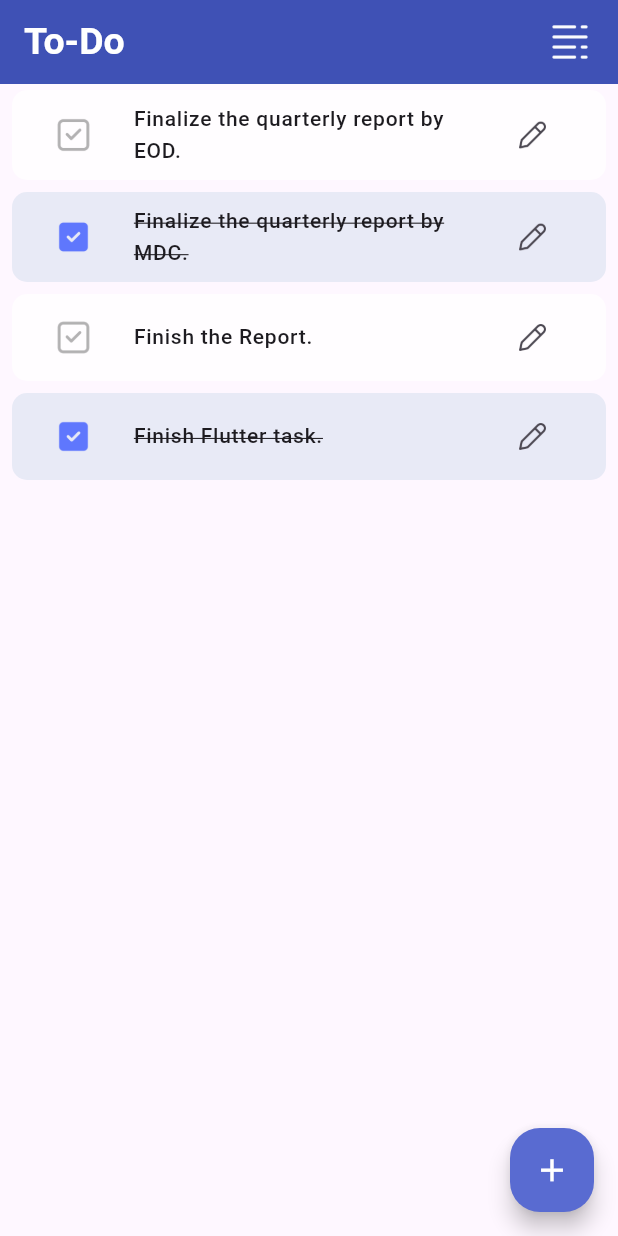
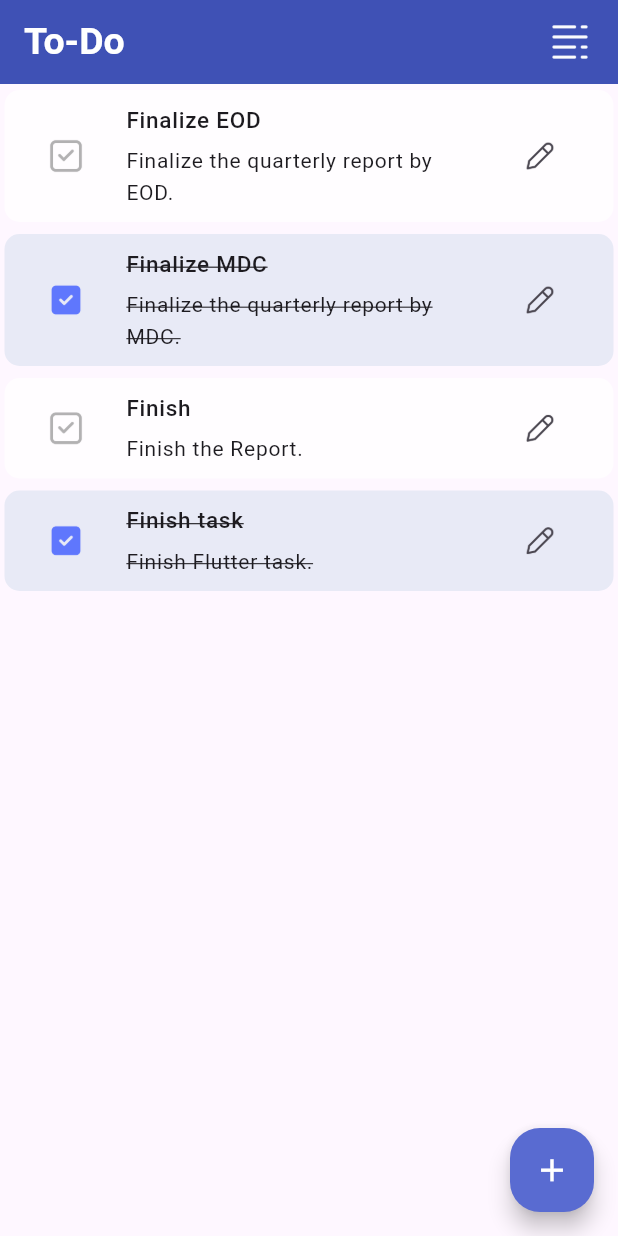
Before and after one commit to HassanMuhamed1/TodoList, a Flutter app: the SignUpPage screen opened by its route, after a tap on "PROCEED", on a phone screen of 412 x 824 dp. Run offline on Flutter 3.47's test engine with Material 3 defaults, Android fonts, the phone set to English and light mode, and no system bars; drawn by our look-alikes of flutter_slidable.

Commit message:
try to make delete button

```diff
--- a/lib/Home.dart
+++ b/lib/Home.dart
@@ -1,10 +1,10 @@
 import 'package:flutter/material.dart';
 import 'db.dart';
-
+import 'package:flutter_slidable/flutter_slidable.dart';
 class HomePage extends StatefulWidget {
   final String email;
-  final String password;
-  const HomePage({required this.email , required this.password , super.key});
+  final String userName;
+  const HomePage({required this.email , required this.userName , super.key});
 
   @override
   State<HomePage> createState() => _HomePageState();
@@ -74,12 +74,13 @@ class _HomePageState extends State<HomePage> {
                     // Ensure the title is not empty
                     if (title.isNotEmpty) {
                       setState(() {
-                        notes[title] = false; // Default new notes as not completed
+                        notes[title]=note;
+                        notesComp[note] = false; // Default new notes as not completed
                       });
                     }
                     _titleController.clear();
                     _noteController.clear();
-                    Navigator.pop(context);
+                    Navigator.pop(context );
                   },
                   child: Container(
                     padding: EdgeInsets.symmetric(horizontal: 48, vertical: 16),
@@ -144,27 +145,93 @@ class _HomePageState extends State<HomePage> {
         itemCount: notes.length,
         itemBuilder: (context, index) {
           String noteTitle = notes.keys.elementAt(index);
-          bool isCompleted = notes[noteTitle]!;
-          return Container(
+          String Note = notes.values.elementAt(index);
+          bool isCompleted = notesComp[Note]!;
+          return Slidable(
+            endActionPane: ActionPane(
+              extentRatio: 0.16,
+              motion: ScrollMotion(),
+              children: [
+                GestureDetector(
+                  onTap: () {
+                    notes.remove(noteTitle);
+                    notesComp.remove(Note);
+                  },
+                  child: Container(
+                    margin: EdgeInsets.only(left: 6),
+                    decoration: BoxDecoration(borderRadius: BorderRadius.circular(10),color: Colors.red.shade400,),
+                    height: 55,
+                    width: 55,
+                    child: Column(
+                      mainAxisAlignment: MainAxisAlignment.center,
+                      children: [
+                        ImageIcon(
+                          AssetImage('assets/icons/delete.png'),
+                          color: Colors.white,
+                          size: 35, // Customize the size here
+                        ),
+                      ],
+                    ),
+                    padding: EdgeInsets.symmetric(vertical: 10, horizontal: 15),
+                  ),
+                ),
+              ],
+            ),
+            child: GestureDetector(
+              onLongPress: (){
+                showAboutDialog(context: context);
+              },
+              child: Container(
                 padding: EdgeInsets.all(1),
                 decoration: BoxDecoration(
                   borderRadius: BorderRadius.all(Radius.circular(10)),
                   color: isCompleted ? Colors.indigo.shade50 : Colors.white70,
                 ),
-            margin: EdgeInsets.symmetric(horizontal: 8, vertical: 4),
+                margin: EdgeInsets.symmetric(horizontal: 3, vertical: 4),
                 child: ListTile(
-              title: Text(
+                  title: Container(
+                    child: Column(
+                      crossAxisAlignment: CrossAxisAlignment.start, // Align content to the start
+                      children: [
+                        Row(
+                          children: [
+                            Expanded( // Allow text to take available space
+                              child: Text(
                                 noteTitle,
                                 style: TextStyle(
                                   fontWeight: FontWeight.w500,
+                                  fontSize: 15,
+                                  decoration: isCompleted ? TextDecoration.lineThrough : null,
+                                ),
+                                overflow: TextOverflow.ellipsis, // Add ellipsis if text overflows
+                                maxLines: 1, // Limit to 1 line to prevent overflow
+                              ),
+                            ),
+                          ],
+                        ),
+                        SizedBox(height: 5),
+                        Row(
+                          children: [
+                            Expanded( // Allow text to take available space
+                              child: Text(
+                                Note,
+                                style: TextStyle(
                                   fontSize: 14,
                                   decoration: isCompleted ? TextDecoration.lineThrough : null,
+                                ),
+                                overflow: TextOverflow.ellipsis, // Add ellipsis if text overflows
+                                maxLines: 2, // Limit to 2 lines
+                              ),
+                            ),
+                          ],
+                        ),
+                      ],
                     ),
                   ),
                     leading: IconButton(
                       onPressed: () {
                         setState(() {
-                      notes[noteTitle] = !isCompleted;
+                          notesComp[Note] = !isCompleted;
                         });
                       },
                       icon: ImageIcon(
@@ -184,6 +251,8 @@ class _HomePageState extends State<HomePage> {
                         AssetImage('assets/icons/edit.png'),
                         size: 22,
                       )),
+                ),
+              ),
             ),
           );
         },
@@ -205,10 +274,10 @@ class _HomePageState extends State<HomePage> {
         child: Column(
           children: <Widget>[
             UserAccountsDrawerHeader(
-              accountName: Text('$userName',style: TextStyle(fontWeight: FontWeight.bold ,fontSize: 18)),
+              accountName: Text(widget.userName,style: TextStyle(fontWeight: FontWeight.bold ,fontSize: 18)),
               accountEmail: Text(widget.email ,style: TextStyle(color: Colors.grey.shade400 ,)),
               currentAccountPicture: CircleAvatar(
-                backgroundImage: AssetImage('assets/profile_picture.png'),
+                backgroundImage: AssetImage('assets/images/profilepic.png'),
               ),
               decoration: BoxDecoration(
                 color: Colors.indigo,
@@ -230,6 +299,7 @@ class _HomePageState extends State<HomePage> {
               },
             ),
             ListTile(
+              // contentPadding: EdgeInsets.only(left: 15),
               leading: ImageIcon(AssetImage('assets/icons/logout.png'),size: 20,),
               title: Text('Sign Out' , style: TextStyle(fontWeight: FontWeight.bold),),
               onTap: () {
--- a/lib/Login.dart
+++ b/lib/Login.dart
@@ -124,7 +124,7 @@ class _LoginPageState extends State<LoginPage> {
                     onChanged: (newText) {
                       validatePassword();
                     },
-                    obscuringCharacter: '·',
+                    obscuringCharacter: '*',
                     obscureText: isObsecure,
                     controller: passwordController,
                     decoration: InputDecoration(
@@ -173,6 +173,7 @@ class _LoginPageState extends State<LoginPage> {
                     onTap: () {
                       String email = emailController.text;
                       String password = passwordController.text;
+                      String ? _userName = usersName[emailController.text];
                       if (isValidEmail && isValidPassword) {
                         if (users.containsKey(email)) {
                           if (users[email] == password) {
@@ -182,7 +183,7 @@ class _LoginPageState extends State<LoginPage> {
                               MaterialPageRoute(
                                 builder: (context) => HomePage(
                                   email: email,
-                                  password: password,
+                                  userName: _userName!,
                                 ),
                               ),
                             );
--- a/lib/SignUp.dart
+++ b/lib/SignUp.dart
@@ -1,6 +1,7 @@
 import 'package:flutter/material.dart';
 import 'package:task_todo/db.dart';
 import 'Extension.dart';
+import 'Home.dart';
 
 class SignUpPage extends StatefulWidget {
   const SignUpPage({super.key});
@@ -154,7 +155,7 @@ class _SignUpPageState extends State<SignUpPage> {
                     onChanged: (newText) {
                       validatePassword();
                     },
-                    obscuringCharacter: '·',
+                    obscuringCharacter: '*',
                     obscureText: isObsecure,
                     controller: _passwordController,
                     decoration: InputDecoration(
@@ -236,7 +237,17 @@ class _SignUpPageState extends State<SignUpPage> {
                         }
                         else{
                           users[_emailController.text] = _passwordController.text;
-                          Navigator.pushReplacementNamed(context, '/home');
+                          String userName = _nameController.text;
+                          String email = _emailController.text;
+                          Navigator.pushReplacement(
+                            context,
+                            MaterialPageRoute(
+                              builder: (context) => HomePage(
+                                userName: userName,
+                                email: email,
+                              ),
+                            ),
+                          );
                         }
                       }
                     },
--- a/lib/db.dart
+++ b/lib/db.dart
@@ -9,7 +9,13 @@ Map<String,String>usersName={
   'fawzymohammed@gmail.com' : 'Fawzy Mohammed'
 };
 
-Map <String,bool> notes = {
+Map <String,String> notes = {
+  'Finalize EOD':'Finalize the quarterly report by EOD.' ,
+  'Finalize MDC':'Finalize the quarterly report by MDC.' ,
+  'Finish':'Finish the Report.',
+  'Finish task':'Finish Flutter task.',
+};
+Map <String,bool> notesComp = {
   'Finalize the quarterly report by EOD.' : false,
   'Finalize the quarterly report by MDC.' : true,
   'Finish the Report.' : false,
--- a/lib/main.dart
+++ b/lib/main.dart
@@ -21,7 +21,7 @@ class MyApp extends StatelessWidget {
         '/splash': (context) => const SplashPage(),
         '/login': (context) => const LoginPage(),
         '/signup': (context) => const SignUpPage(),
-        '/home': (context) => const HomePage(email: '',password: '',),
+        '/home': (context) => const HomePage(email: '',userName: '',),
       },
     );
   }
--- a/pubspec.yaml
+++ b/pubspec.yaml
@@ -35,6 +35,7 @@ dependencies:
   # The following adds the Cupertino Icons font to your application.
   # Use with the CupertinoIcons class for iOS style icons.
   cupertino_icons: ^1.0.6
+  flutter_slidable: ^3.1.1
 
 dev_dependencies:
   flutter_test:
```
Also changed, not shown: assets/icons/info.png (added), assets/icons/logout.png (added), assets/icons/power.png (added), assets/icons/setting (1).png (added), pubspec.lock. Lines whose indentation alone changed are shown as unchanged.
